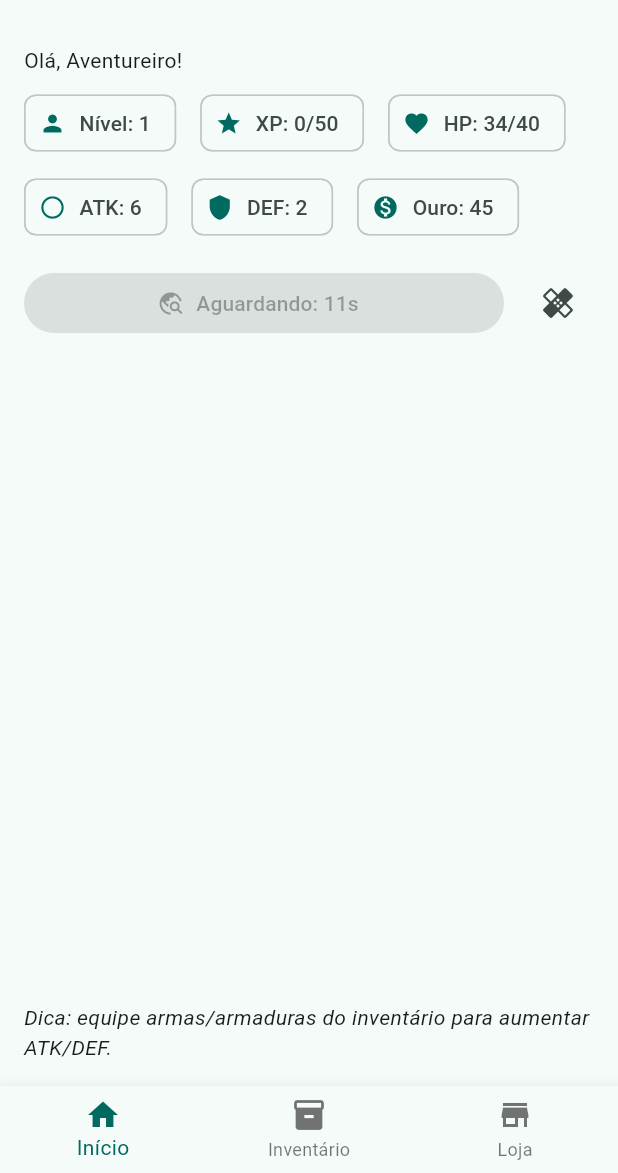
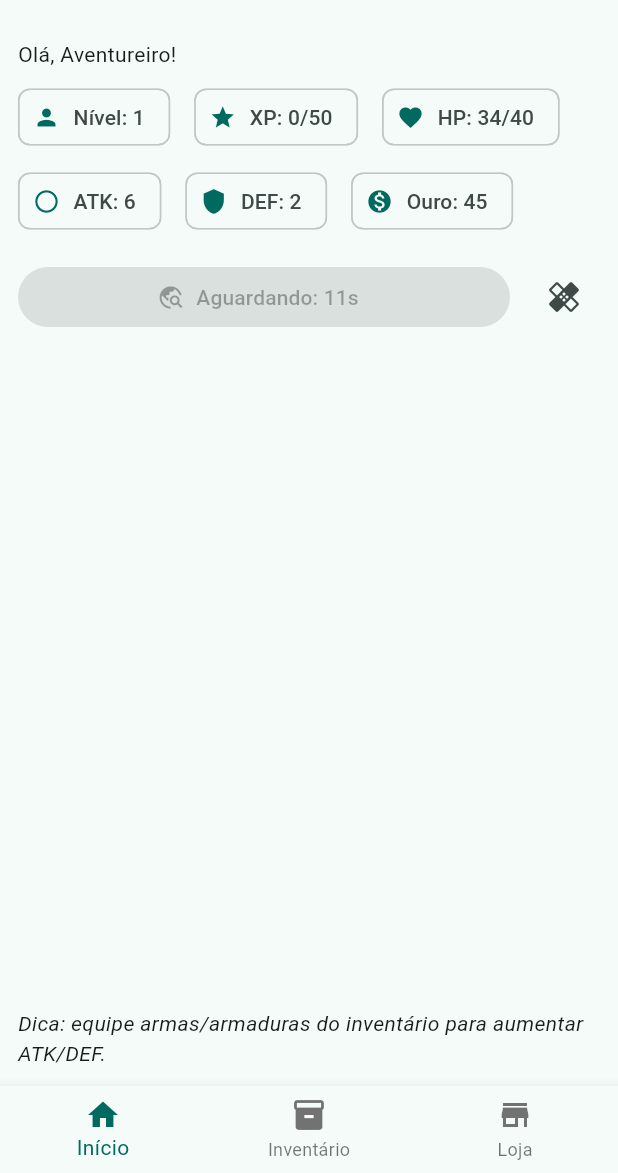
Before and after one commit to Kainato/arena_x, a Flutter app: the screen it shows after launch, after a tap on "Explorar (15s CD)", after a tap on the "healing" icon, on a phone screen of 412 x 824 dp, the part 63-1236 px from its top. Run offline on Flutter 3.47's test engine with Material 3 defaults, Android fonts, the phone set to English and light mode, and no system bars.

Commit message:
Refatorar ShopRead para remover WdScaffold e ajustar a exibição da lista; atualizar WdScaffold para reduzir o padding

```diff
--- a/lib/app/shop_read.dart
+++ b/lib/app/shop_read.dart
@@ -1,4 +1,3 @@
-import 'package:arena_x/utils/widgets/wd_scaffold.dart';
 import 'package:flutter/material.dart';
 import 'package:provider/provider.dart';
 
@@ -12,10 +11,8 @@ class ShopRead extends StatelessWidget {
     final game = context.watch<GameState>();
     final catalog = game.loot.getCatalog();
 
-    return WdScaffold(
-      title: 'Loja',
-      body: ListView.separated(
-        padding: const EdgeInsets.all(16),
+    return Expanded(
+      child: ListView.separated(
         itemBuilder: (_, i) {
           final it = catalog[i];
           return ListTile(
--- a/lib/utils/widgets/wd_scaffold.dart
+++ b/lib/utils/widgets/wd_scaffold.dart
@@ -16,7 +16,7 @@ class WdScaffold extends StatelessWidget {
     return Scaffold(
       appBar: AppBar(title: Text(title)),
       body: Padding(
-        padding: const EdgeInsets.all(16.0),
+        padding: const EdgeInsets.all(12.0),
         child: IndexedStack(index: currentIndex, children: body),
       ),
       bottomNavigationBar: BottomNavigationBar(
@@ -31,7 +31,7 @@ class WdScaffold extends StatelessWidget {
   Widget build(BuildContext context) {
     return Scaffold(
       appBar: AppBar(title: Text(title)),
-      body: Padding(padding: const EdgeInsets.all(16.0), child: body),
+      body: Padding(padding: const EdgeInsets.all(12.0), child: body),
     );
   }
 }
```
